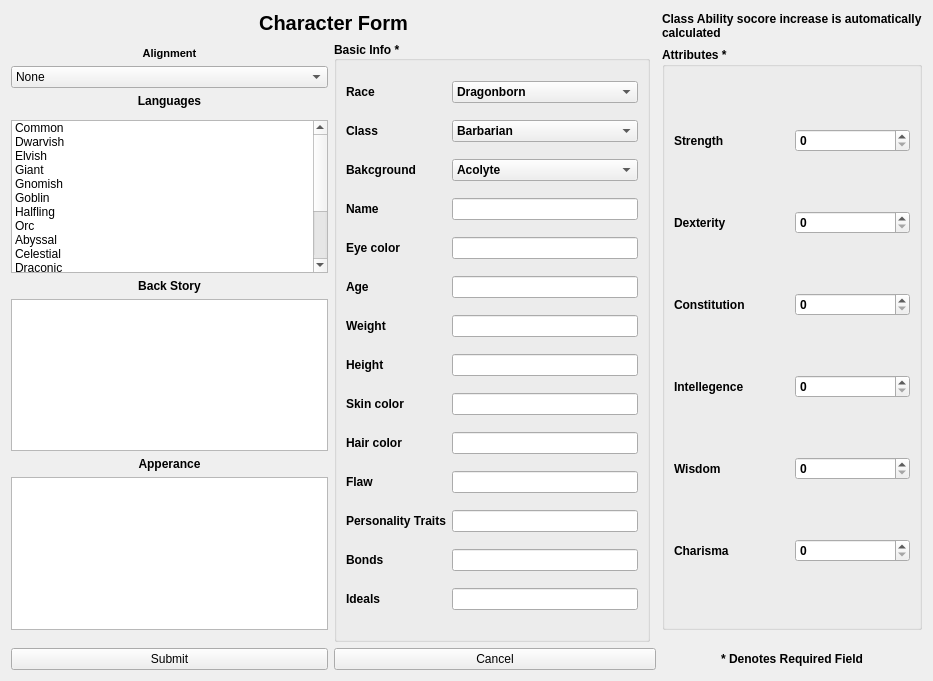
First picture: the form in forms/ui_forms/create_char_form.ui, repository ericmullally/dnd_tracker, before the edit.
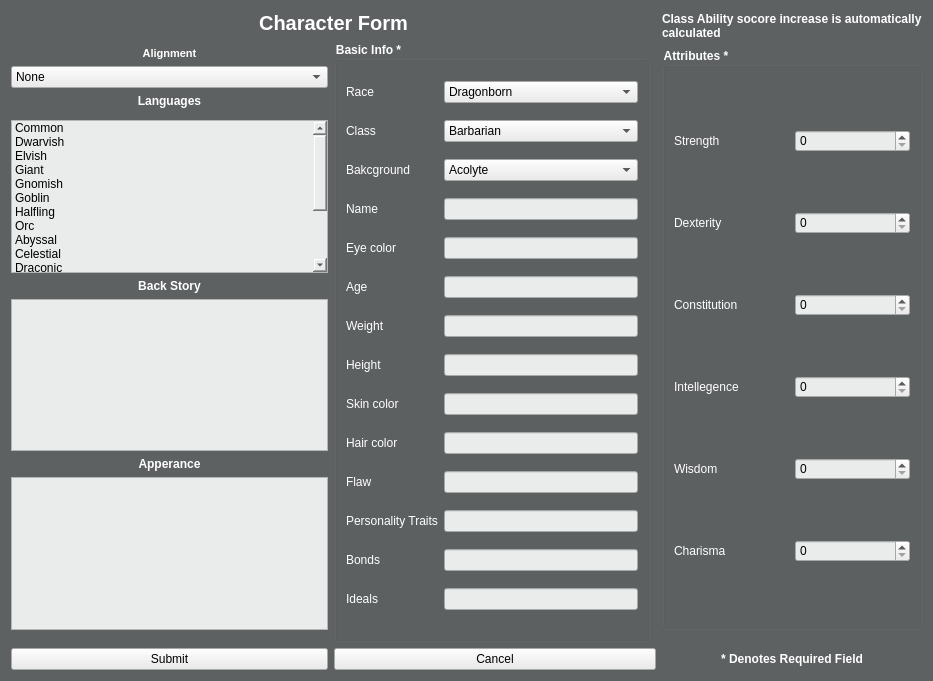
Second picture: the form after the edit.

Diff of the .ui file:
```diff
--- a/forms/ui_forms/create_char_form.ui
+++ b/forms/ui_forms/create_char_form.ui
@@ -10,6 +10,448 @@
     <height>681</height>
    </rect>
   </property>
+  <property name="palette">
+   <palette>
+    <active>
+     <colorrole role="WindowText">
+      <brush brushstyle="SolidPattern">
+       <color alpha="255">
+        <red>255</red>
+        <green>255</green>
+        <blue>255</blue>
+       </color>
+      </brush>
+     </colorrole>
+     <colorrole role="Button">
+      <brush brushstyle="SolidPattern">
+       <color alpha="255">
+        <red>94</red>
+        <green>97</green>
+        <blue>98</blue>
+       </color>
+      </brush>
+     </colorrole>
+     <colorrole role="Light">
+      <brush brushstyle="SolidPattern">
+       <color alpha="255">
+        <red>141</red>
+        <green>146</green>
+        <blue>147</blue>
+       </color>
+      </brush>
+     </colorrole>
+     <colorrole role="Midlight">
+      <brush brushstyle="SolidPattern">
+       <color alpha="255">
+        <red>117</red>
+        <green>121</green>
+        <blue>122</blue>
+       </color>
+      </brush>
+     </colorrole>
+     <colorrole role="Dark">
+      <brush brushstyle="SolidPattern">
+       <color alpha="255">
+        <red>47</red>
+        <green>48</green>
+        <blue>49</blue>
+       </color>
+      </brush>
+     </colorrole>
+     <colorrole role="Mid">
+      <brush brushstyle="SolidPattern">
+       <color alpha="255">
+        <red>62</red>
+        <green>64</green>
+        <blue>65</blue>
+       </color>
+      </brush>
+     </colorrole>
+     <colorrole role="Text">
+      <brush brushstyle="SolidPattern">
+       <color alpha="255">
+        <red>255</red>
+        <green>255</green>
+        <blue>255</blue>
+       </color>
+      </brush>
+     </colorrole>
+     <colorrole role="BrightText">
+      <brush brushstyle="SolidPattern">
+       <color alpha="255">
+        <red>255</red>
+        <green>255</green>
+        <blue>255</blue>
+       </color>
+      </brush>
+     </colorrole>
+     <colorrole role="ButtonText">
+      <brush brushstyle="SolidPattern">
+       <color alpha="255">
+        <red>255</red>
+        <green>255</green>
+        <blue>255</blue>
+       </color>
+      </brush>
+     </colorrole>
+     <colorrole role="Base">
+      <brush brushstyle="SolidPattern">
+       <color alpha="255">
+        <red>0</red>
+        <green>0</green>
+        <blue>0</blue>
+       </color>
+      </brush>
+     </colorrole>
+     <colorrole role="Window">
+      <brush brushstyle="SolidPattern">
+       <color alpha="255">
+        <red>94</red>
+        <green>97</green>
+        <blue>98</blue>
+       </color>
+      </brush>
+     </colorrole>
+     <colorrole role="Shadow">
+      <brush brushstyle="SolidPattern">
+       <color alpha="255">
+        <red>0</red>
+        <green>0</green>
+        <blue>0</blue>
+       </color>
+      </brush>
+     </colorrole>
+     <colorrole role="AlternateBase">
+      <brush brushstyle="SolidPattern">
+       <color alpha="255">
+        <red>47</red>
+        <green>48</green>
+        <blue>49</blue>
+       </color>
+      </brush>
+     </colorrole>
+     <colorrole role="ToolTipBase">
+      <brush brushstyle="SolidPattern">
+       <color alpha="255">
+        <red>255</red>
+        <green>255</green>
+        <blue>220</blue>
+       </color>
+      </brush>
+     </colorrole>
+     <colorrole role="ToolTipText">
+      <brush brushstyle="SolidPattern">
+       <color alpha="255">
+        <red>0</red>
+        <green>0</green>
+        <blue>0</blue>
+       </color>
+      </brush>
+     </colorrole>
+     <colorrole role="PlaceholderText">
+      <brush brushstyle="SolidPattern">
+       <color alpha="128">
+        <red>255</red>
+        <green>255</green>
+        <blue>255</blue>
+       </color>
+      </brush>
+     </colorrole>
+    </active>
+    <inactive>
+     <colorrole role="WindowText">
+      <brush brushstyle="SolidPattern">
+       <color alpha="255">
+        <red>255</red>
+        <green>255</green>
+        <blue>255</blue>
+       </color>
+      </brush>
+     </colorrole>
+     <colorrole role="Button">
+      <brush brushstyle="SolidPattern">
+       <color alpha="255">
+        <red>94</red>
+        <green>97</green>
+        <blue>98</blue>
+       </color>
+      </brush>
+     </colorrole>
+     <colorrole role="Light">
+      <brush brushstyle="SolidPattern">
+       <color alpha="255">
+        <red>141</red>
+        <green>146</green>
+        <blue>147</blue>
+       </color>
+      </brush>
+     </colorrole>
+     <colorrole role="Midlight">
+      <brush brushstyle="SolidPattern">
+       <color alpha="255">
+        <red>117</red>
+        <green>121</green>
+        <blue>122</blue>
+       </color>
+      </brush>
+     </colorrole>
+     <colorrole role="Dark">
+      <brush brushstyle="SolidPattern">
+       <color alpha="255">
+        <red>47</red>
+        <green>48</green>
+        <blue>49</blue>
+       </color>
+      </brush>
+     </colorrole>
+     <colorrole role="Mid">
+      <brush brushstyle="SolidPattern">
+       <color alpha="255">
+        <red>62</red>
+        <green>64</green>
+        <blue>65</blue>
+       </color>
+      </brush>
+     </colorrole>
+     <colorrole role="Text">
+      <brush brushstyle="SolidPattern">
+       <color alpha="255">
+        <red>255</red>
+        <green>255</green>
+        <blue>255</blue>
+       </color>
+      </brush>
+     </colorrole>
+     <colorrole role="BrightText">
+      <brush brushstyle="SolidPattern">
+       <color alpha="255">
+        <red>255</red>
+        <green>255</green>
+        <blue>255</blue>
+       </color>
+      </brush>
+     </colorrole>
+     <colorrole role="ButtonText">
+      <brush brushstyle="SolidPattern">
+       <color alpha="255">
+        <red>255</red>
+        <green>255</green>
+        <blue>255</blue>
+       </color>
+      </brush>
+     </colorrole>
+     <colorrole role="Base">
+      <brush brushstyle="SolidPattern">
+       <color alpha="255">
+        <red>0</red>
+        <green>0</green>
+        <blue>0</blue>
+       </color>
+      </brush>
+     </colorrole>
+     <colorrole role="Window">
+      <brush brushstyle="SolidPattern">
+       <color alpha="255">
+        <red>94</red>
+        <green>97</green>
+        <blue>98</blue>
+       </color>
+      </brush>
+     </colorrole>
+     <colorrole role="Shadow">
+      <brush brushstyle="SolidPattern">
+       <color alpha="255">
+        <red>0</red>
+        <green>0</green>
+        <blue>0</blue>
+       </color>
+      </brush>
+     </colorrole>
+     <colorrole role="AlternateBase">
+      <brush brushstyle="SolidPattern">
+       <color alpha="255">
+        <red>47</red>
+        <green>48</green>
+        <blue>49</blue>
+       </color>
+      </brush>
+     </colorrole>
+     <colorrole role="ToolTipBase">
+      <brush brushstyle="SolidPattern">
+       <color alpha="255">
+        <red>255</red>
+        <green>255</green>
+        <blue>220</blue>
+       </color>
+      </brush>
+     </colorrole>
+     <colorrole role="ToolTipText">
+      <brush brushstyle="SolidPattern">
+       <color alpha="255">
+        <red>0</red>
+        <green>0</green>
+        <blue>0</blue>
+       </color>
+      </brush>
+     </colorrole>
+     <colorrole role="PlaceholderText">
+      <brush brushstyle="SolidPattern">
+       <color alpha="128">
+        <red>255</red>
+        <green>255</green>
+        <blue>255</blue>
+       </color>
+      </brush>
+     </colorrole>
+    </inactive>
+    <disabled>
+     <colorrole role="WindowText">
+      <brush brushstyle="SolidPattern">
+       <color alpha="255">
+        <red>47</red>
+        <green>48</green>
+        <blue>49</blue>
+       </color>
+      </brush>
+     </colorrole>
+     <colorrole role="Button">
+      <brush brushstyle="SolidPattern">
+       <color alpha="255">
+        <red>94</red>
+        <green>97</green>
+        <blue>98</blue>
+       </color>
+      </brush>
+     </colorrole>
+     <colorrole role="Light">
+      <brush brushstyle="SolidPattern">
+       <color alpha="255">
+        <red>141</red>
+        <green>146</green>
+        <blue>147</blue>
+       </color>
+      </brush>
+     </colorrole>
+     <colorrole role="Midlight">
+      <brush brushstyle="SolidPattern">
+       <color alpha="255">
+        <red>117</red>
+        <green>121</green>
+        <blue>122</blue>
+       </color>
+      </brush>
+     </colorrole>
+     <colorrole role="Dark">
+      <brush brushstyle="SolidPattern">
+       <color alpha="255">
+        <red>47</red>
+        <green>48</green>
+        <blue>49</blue>
+       </color>
+      </brush>
+     </colorrole>
+     <colorrole role="Mid">
+      <brush brushstyle="SolidPattern">
+       <color alpha="255">
+        <red>62</red>
+        <green>64</green>
+        <blue>65</blue>
+       </color>
+      </brush>
+     </colorrole>
+     <colorrole role="Text">
+      <brush brushstyle="SolidPattern">
+       <color alpha="255">
+        <red>47</red>
+        <green>48</green>
+        <blue>49</blue>
+       </color>
+      </brush>
+     </colorrole>
+     <colorrole role="BrightText">
+      <brush brushstyle="SolidPattern">
+       <color alpha="255">
+        <red>255</red>
+        <green>255</green>
+        <blue>255</blue>
+       </color>
+      </brush>
+     </colorrole>
+     <colorrole role="ButtonText">
+      <brush brushstyle="SolidPattern">
+       <color alpha="255">
+        <red>47</red>
+        <green>48</green>
+        <blue>49</blue>
+       </color>
+      </brush>
+     </colorrole>
+     <colorrole role="Base">
+      <brush brushstyle="SolidPattern">
+       <color alpha="255">
+        <red>94</red>
+        <green>97</green>
+        <blue>98</blue>
+       </color>
+      </brush>
+     </colorrole>
+     <colorrole role="Window">
+      <brush brushstyle="SolidPattern">
+       <color alpha="255">
+        <red>94</red>
+        <green>97</green>
+        <blue>98</blue>
+       </color>
+      </brush>
+     </colorrole>
+     <colorrole role="Shadow">
+      <brush brushstyle="SolidPattern">
+       <color alpha="255">
+        <red>0</red>
+        <green>0</green>
+        <blue>0</blue>
+       </color>
+      </brush>
+     </colorrole>
+     <colorrole role="AlternateBase">
+      <brush brushstyle="SolidPattern">
+       <color alpha="255">
+        <red>94</red>
+        <green>97</green>
+        <blue>98</blue>
+       </color>
+      </brush>
+     </colorrole>
+     <colorrole role="ToolTipBase">
+      <brush brushstyle="SolidPattern">
+       <color alpha="255">
+        <red>255</red>
+        <green>255</green>
+        <blue>220</blue>
+       </color>
+      </brush>
+     </colorrole>
+     <colorrole role="ToolTipText">
+      <brush brushstyle="SolidPattern">
+       <color alpha="255">
+        <red>0</red>
+        <green>0</green>
+        <blue>0</blue>
+       </color>
+      </brush>
+     </colorrole>
+     <colorrole role="PlaceholderText">
+      <brush brushstyle="SolidPattern">
+       <color alpha="128">
+        <red>255</red>
+        <green>255</green>
+        <blue>255</blue>
+       </color>
+      </brush>
+     </colorrole>
+    </disabled>
+   </palette>
+  </property>
   <property name="windowTitle">
    <string>Form</string>
   </property>
@@ -31,7 +473,11 @@
     </widget>
    </item>
    <item row="13" column="0">
-    <widget class="QPlainTextEdit" name="apperance_text_val"/>
+    <widget class="QPlainTextEdit" name="apperance_text_val">
+     <property name="styleSheet">
+      <string notr="true">background-color:#eaebeb;</string>
+     </property>
+    </widget>
    </item>
    <item row="12" column="0">
     <widget class="QLabel" name="apperance_label">
@@ -63,12 +509,19 @@
        <bold>true</bold>
       </font>
      </property>
+     <property name="styleSheet">
+      <string notr="true">color:white;</string>
+     </property>
      <property name="title">
       <string>Attributes *</string>
      </property>
      <layout class="QGridLayout" name="gridLayout_2">
       <item row="8" column="2">
-       <widget class="QSpinBox" name="charisma"/>
+       <widget class="QSpinBox" name="charisma">
+        <property name="styleSheet">
+         <string notr="true">background-color:#eaebeb; color:black;</string>
+        </property>
+       </widget>
       </item>
       <item row="8" column="1">
        <widget class="QLabel" name="cha_label">
@@ -85,7 +538,11 @@
        </widget>
       </item>
       <item row="4" column="2">
-       <widget class="QSpinBox" name="dexterity"/>
+       <widget class="QSpinBox" name="dexterity">
+        <property name="styleSheet">
+         <string notr="true">background-color:#eaebeb; color:black;</string>
+        </property>
+       </widget>
       </item>
       <item row="1" column="1">
        <widget class="QLabel" name="str_label">
@@ -95,10 +552,18 @@
        </widget>
       </item>
       <item row="5" column="2">
-       <widget class="QSpinBox" name="constitution"/>
+       <widget class="QSpinBox" name="constitution">
+        <property name="styleSheet">
+         <string notr="true">background-color:#eaebeb; color:black;</string>
+        </property>
+       </widget>
       </item>
       <item row="1" column="2">
-       <widget class="QSpinBox" name="strength"/>
+       <widget class="QSpinBox" name="strength">
+        <property name="styleSheet">
+         <string notr="true">background-color:#eaebeb; color:black;</string>
+        </property>
+       </widget>
       </item>
       <item row="5" column="1">
        <widget class="QLabel" name="con_label">
@@ -108,7 +573,11 @@
        </widget>
       </item>
       <item row="7" column="2">
-       <widget class="QSpinBox" name="wisdom"/>
+       <widget class="QSpinBox" name="wisdom">
+        <property name="styleSheet">
+         <string notr="true">background-color:#eaebeb; color:black;</string>
+        </property>
+       </widget>
       </item>
       <item row="4" column="1">
        <widget class="QLabel" name="dex_label">
@@ -118,7 +587,11 @@
        </widget>
       </item>
       <item row="6" column="2">
-       <widget class="QSpinBox" name="intellegence"/>
+       <widget class="QSpinBox" name="intellegence">
+        <property name="styleSheet">
+         <string notr="true">background-color:#eaebeb; color:black;</string>
+        </property>
+       </widget>
       </item>
       <item row="6" column="1">
        <widget class="QLabel" name="int_label">
@@ -131,7 +604,11 @@
     </widget>
    </item>
    <item row="11" column="0">
-    <widget class="QPlainTextEdit" name="backstory_text_val"/>
+    <widget class="QPlainTextEdit" name="backstory_text_val">
+     <property name="styleSheet">
+      <string notr="true">background-color:#eaebeb;</string>
+     </property>
+    </widget>
    </item>
    <item row="5" column="0">
     <widget class="QLabel" name="alignment_label">
@@ -171,6 +648,9 @@
    </item>
    <item row="6" column="0">
     <widget class="QComboBox" name="alignment_box">
+     <property name="styleSheet">
+      <string notr="true">background-color:#eaebeb;</string>
+     </property>
      <item>
       <property name="text">
        <string>None</string>
@@ -225,6 +705,9 @@
    </item>
    <item row="9" column="0">
     <widget class="QListWidget" name="language_list">
+     <property name="styleSheet">
+      <string notr="true">background-color:#eaebeb;</string>
+     </property>
      <property name="selectionMode">
       <enum>QAbstractItemView::MultiSelection</enum>
      </property>
@@ -312,6 +795,9 @@
    </item>
    <item row="16" column="1" colspan="2">
     <widget class="QPushButton" name="cancel_button">
+     <property name="styleSheet">
+      <string notr="true">background-color:#eaebeb;</string>
+     </property>
      <property name="text">
       <string>Cancel</string>
      </property>
@@ -319,6 +805,9 @@
    </item>
    <item row="16" column="0">
     <widget class="QPushButton" name="submit_button">
+     <property name="styleSheet">
+      <string notr="true">background-color:#eaebeb;</string>
+     </property>
      <property name="text">
       <string>Submit</string>
      </property>
@@ -349,6 +838,9 @@
        <bold>true</bold>
       </font>
      </property>
+     <property name="styleSheet">
+      <string notr="true">color:white;</string>
+     </property>
      <property name="title">
       <string>Basic Info *</string>
      </property>
@@ -365,6 +857,9 @@
       </item>
       <item row="0" column="1">
        <widget class="QComboBox" name="race_box">
+        <property name="styleSheet">
+         <string notr="true">background-color:#eaebeb;color:black;</string>
+        </property>
         <item>
          <property name="text">
           <string>Dragonborn</string>
@@ -421,6 +916,9 @@
       </item>
       <item row="1" column="1">
        <widget class="QComboBox" name="class_box">
+        <property name="styleSheet">
+         <string notr="true">background-color:#eaebeb; color:black;</string>
+        </property>
         <item>
          <property name="text">
           <string>Barbarian</string>
@@ -492,6 +990,9 @@
       </item>
       <item row="2" column="1">
        <widget class="QComboBox" name="background_box">
+        <property name="styleSheet">
+         <string notr="true">background-color:#eaebeb; color:black;</string>
+        </property>
         <item>
          <property name="text">
           <string>Acolyte</string>
@@ -567,7 +1068,11 @@
        </widget>
       </item>
       <item row="3" column="1">
-       <widget class="QLineEdit" name="name_val"/>
+       <widget class="QLineEdit" name="name_val">
+        <property name="styleSheet">
+         <string notr="true">background-color:#eaebeb; color:black;</string>
+        </property>
+       </widget>
       </item>
       <item row="4" column="0">
        <widget class="QLabel" name="eye_label">
@@ -577,7 +1082,11 @@
        </widget>
       </item>
       <item row="4" column="1">
-       <widget class="QLineEdit" name="eye_val"/>
+       <widget class="QLineEdit" name="eye_val">
+        <property name="styleSheet">
+         <string notr="true">background-color:#eaebeb; color:black;</string>
+        </property>
+       </widget>
       </item>
       <item row="5" column="0">
        <widget class="QLabel" name="age_label">
@@ -587,7 +1096,11 @@
        </widget>
       </item>
       <item row="5" column="1">
-       <widget class="QLineEdit" name="age_val"/>
+       <widget class="QLineEdit" name="age_val">
+        <property name="styleSheet">
+         <string notr="true">background-color:#eaebeb; color:black;</string>
+        </property>
+       </widget>
       </item>
       <item row="6" column="0">
        <widget class="QLabel" name="weight_label">
@@ -597,7 +1110,11 @@
        </widget>
       </item>
       <item row="6" column="1">
-       <widget class="QLineEdit" name="weight_val"/>
+       <widget class="QLineEdit" name="weight_val">
+        <property name="styleSheet">
+         <string notr="true">background-color:#eaebeb; color:black;</string>
+        </property>
+       </widget>
       </item>
       <item row="7" column="0">
        <widget class="QLabel" name="Height_label">
@@ -607,7 +1124,11 @@
        </widget>
       </item>
       <item row="7" column="1">
-       <widget class="QLineEdit" name="height_val"/>
+       <widget class="QLineEdit" name="height_val">
+        <property name="styleSheet">
+         <string notr="true">background-color:#eaebeb; color:black;</string>
+        </property>
+       </widget>
       </item>
       <item row="8" column="0">
        <widget class="QLabel" name="skin_label">
@@ -617,7 +1138,11 @@
        </widget>
       </item>
       <item row="8" column="1">
-       <widget class="QLineEdit" name="skin_val"/>
+       <widget class="QLineEdit" name="skin_val">
+        <property name="styleSheet">
+         <string notr="true">background-color:#eaebeb; color:black;</string>
+        </property>
+       </widget>
       </item>
       <item row="9" column="0">
        <widget class="QLabel" name="hair_label">
@@ -627,7 +1152,11 @@
        </widget>
       </item>
       <item row="9" column="1">
-       <widget class="QLineEdit" name="hair_val"/>
+       <widget class="QLineEdit" name="hair_val">
+        <property name="styleSheet">
+         <string notr="true">background-color:#eaebeb; color:black;</string>
+        </property>
+       </widget>
       </item>
       <item row="10" column="0">
        <widget class="QLabel" name="Flaw_label">
@@ -637,7 +1166,11 @@
        </widget>
       </item>
       <item row="10" column="1">
-       <widget class="QLineEdit" name="flaw_val"/>
+       <widget class="QLineEdit" name="flaw_val">
+        <property name="styleSheet">
+         <string notr="true">background-color:#eaebeb; color:black;</string>
+        </property>
+       </widget>
       </item>
       <item row="11" column="0">
        <widget class="QLabel" name="personality_trait_label">
@@ -647,7 +1180,11 @@
        </widget>
       </item>
       <item row="11" column="1">
-       <widget class="QLineEdit" name="personality_val"/>
+       <widget class="QLineEdit" name="personality_val">
+        <property name="styleSheet">
+         <string notr="true">background-color:#eaebeb; color:black;</string>
+        </property>
+       </widget>
       </item>
       <item row="12" column="0">
        <widget class="QLabel" name="bonds_label">
@@ -657,7 +1194,11 @@
        </widget>
       </item>
       <item row="12" column="1">
-       <widget class="QLineEdit" name="bonds_val"/>
+       <widget class="QLineEdit" name="bonds_val">
+        <property name="styleSheet">
+         <string notr="true">background-color:#eaebeb; color:black;</string>
+        </property>
+       </widget>
       </item>
       <item row="13" column="0">
        <widget class="QLabel" name="ideals_label">
@@ -667,7 +1208,11 @@
        </widget>
       </item>
       <item row="13" column="1">
-       <widget class="QLineEdit" name="ideals_val"/>
+       <widget class="QLineEdit" name="ideals_val">
+        <property name="styleSheet">
+         <string notr="true">background-color:#eaebeb; color:black;</string>
+        </property>
+       </widget>
       </item>
      </layout>
     </widget>
```
